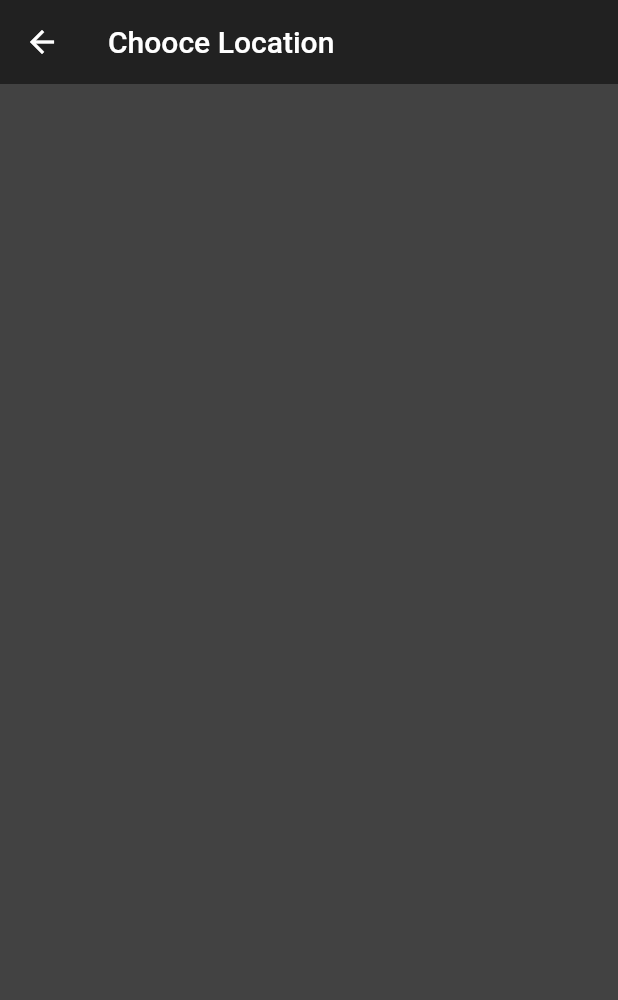
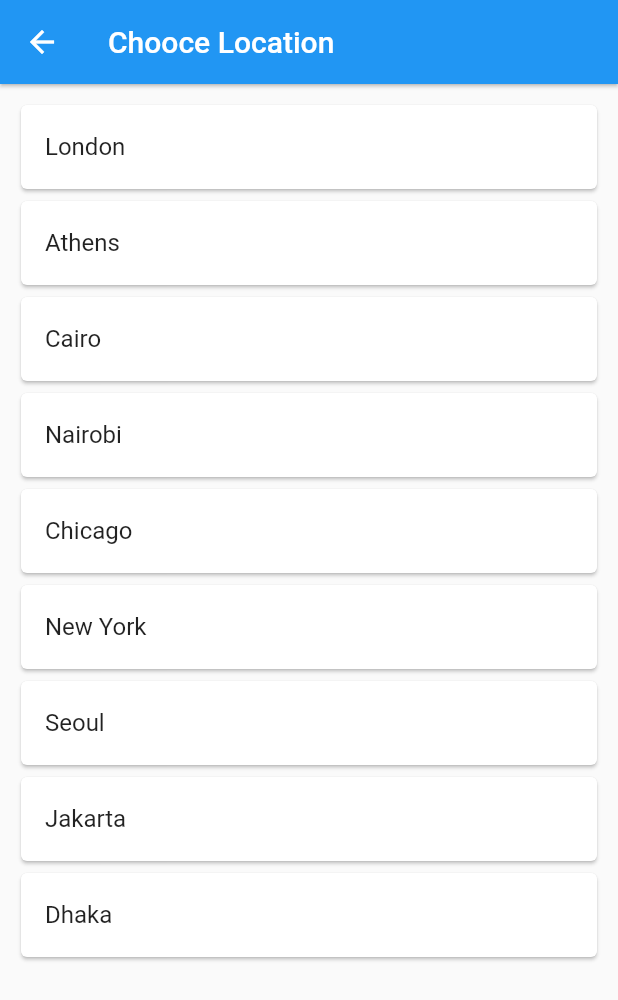
Before and after one commit to mahfuj-ahmed-jim/World-Time-App-Flutter-, a Flutter app: the ChooseLocation screen opened by its route, on a phone screen of 412 x 824 dp. Shown: the top 1000 px of the screen. Run offline on Flutter 3.47's test engine with Material 2 defaults, Android fonts, the phone set to English and light mode, and no system bars; our stand-ins replace flutter_spinkit; network calls fail.

Commit message:
Update Time

```diff
--- a/lib/pages/choose_location.dart
+++ b/lib/pages/choose_location.dart
@@ -1,6 +1,6 @@
 import 'dart:async';
-
 import 'package:flutter/material.dart';
+import 'package:wolrd_time/services/world_time.dart';
 
 class ChooseLocation extends StatefulWidget {
   const ChooseLocation({Key? key}) : super(key: key);
@@ -10,14 +10,53 @@ class ChooseLocation extends StatefulWidget {
 }
 
 class _ChooseLocationState extends State<ChooseLocation> {
+  List<WorldTime> locations = [
+    WorldTime(urlEndPoint: 'Europe/London', location: 'London'),
+    WorldTime(urlEndPoint: 'Europe/Berlin', location: 'Athens'),
+    WorldTime(urlEndPoint: 'Africa/Cairo', location: 'Cairo'),
+    WorldTime(urlEndPoint: 'Africa/Nairobi', location: 'Nairobi'),
+    WorldTime(urlEndPoint: 'America/Chicago', location: 'Chicago'),
+    WorldTime(urlEndPoint: 'America/New_York', location: 'New York'),
+    WorldTime(urlEndPoint: 'Asia/Seoul', location: 'Seoul'),
+    WorldTime(urlEndPoint: 'Asia/Jakarta', location: 'Jakarta'),
+    WorldTime(urlEndPoint: 'Asia/Dhaka', location: 'Dhaka'),
+  ];
+
+  void updateTime(int index) async {
+    WorldTime worldTime = locations[index];
+    await worldTime.getTime();
+    // back to home page and update data
+    Navigator.pop(context, {
+      'location': worldTime.location,
+      'time': worldTime.time,
+      'isDayTime': worldTime.isDayTime,
+    });
+  }
+
   @override
   Widget build(BuildContext context) {
     return Scaffold(
-      backgroundColor: Colors.grey[800],
       appBar: AppBar(
-        backgroundColor: Colors.grey[900],
         title: Text('Chooce Location'),
-        elevation: 0,
+        elevation: 1,
+      ),
+      body: Padding(
+        padding: const EdgeInsets.all(10.0),
+        child: ListView.builder(
+          itemCount: locations.length,
+          itemBuilder: (context, index) {
+            return Card(
+              child: ListTile(
+                onTap: () {
+                  updateTime(index);
+                  print(locations[index].location);
+                },
+                title: Text(locations[index].location),
+              ),
+              elevation: 1,
+            );
+          },
+        ),
       ),
     );
   }
--- a/lib/pages/loading.dart
+++ b/lib/pages/loading.dart
@@ -13,12 +13,11 @@ class Loading extends StatefulWidget {
 
 class _LoadingState extends State<Loading> {
   void setWorldTime() async {
-    WorldTime worldTime = WorldTime(
-        location: 'Dhaka', flag: 'bangladesh.png', urlEndPoint: 'Asia/Dhaka');
+    WorldTime worldTime =
+        WorldTime(location: 'Dhaka', urlEndPoint: 'Asia/Dhaka');
     await worldTime.getTime();
     Navigator.pushReplacementNamed(context, '/home', arguments: {
       'location': worldTime.location,
-      'flag': worldTime.flag,
       'time': worldTime.time,
       'isDayTime': worldTime.isDayTime,
     });
--- a/lib/services/world_time.dart
+++ b/lib/services/world_time.dart
@@ -5,12 +5,10 @@ import 'package:intl/intl.dart';
 class WorldTime {
   late String location; // location for the ui
   late String time; // time for that location
-  late String flag; // url for assest icon
   late String urlEndPoint; // location url for api end point
   late bool isDayTime; // day time or not
 
-  WorldTime(
-      {required this.location, required this.flag, required this.urlEndPoint});
+  WorldTime({required this.location, required this.urlEndPoint});
 
   Future<void> getTime() async {
     // get the response
```
Also changed, not shown: lib/pages/home.dart (+19 -8 lines).
